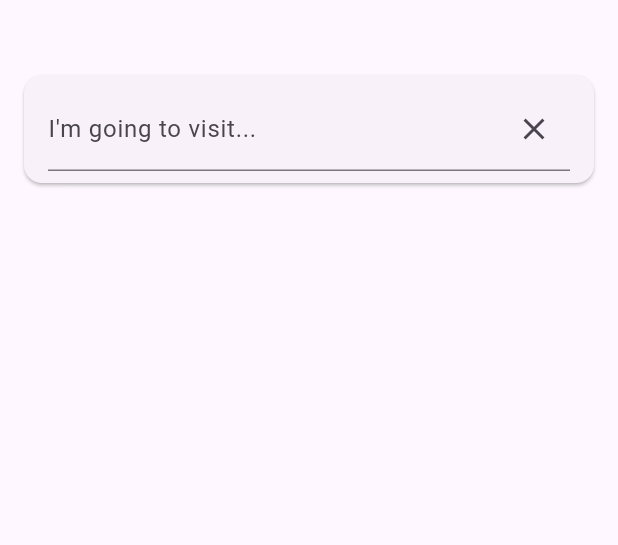
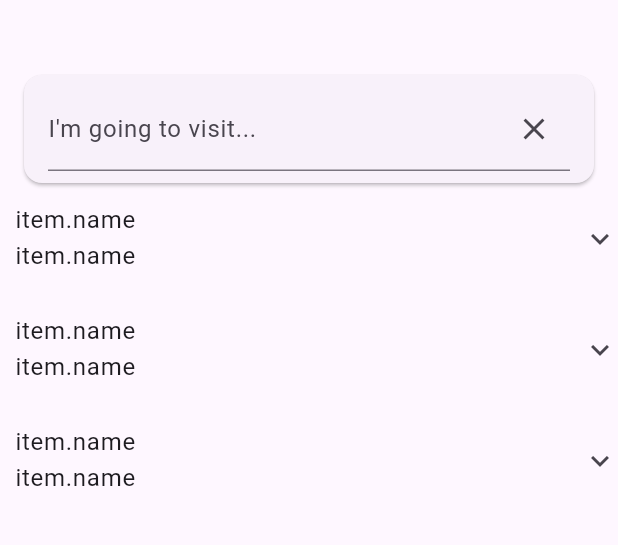
Before and after one commit to flyingV805/WDYWTG, a Flutter app: the screen it shows after launch, on a phone screen of 412 x 824 dp, the part 63-608 px from its top. Run offline on Flutter 3.47's test engine with Material 3 defaults, Android fonts, the phone set to English and light mode, and no system bars; our stand-ins replace dio, equatable, flutter_bloc, geolocator, lottie, retrofit and 3 more; missing offline and left inert: country_flags; generated files the repository leaves out were written again.

Commit message:
Working on UI

```diff
--- a/lib/features/featureMain/main_screen.dart
+++ b/lib/features/featureMain/main_screen.dart
@@ -1,10 +1,10 @@
 import 'package:flutter/material.dart';
 import 'package:flutter_bloc/flutter_bloc.dart';
 import 'package:wdywtg/core/log/loger.dart';
+import 'package:wdywtg/features/featureMain/widget/saved_places.dart';
 import 'package:wdywtg/features/featureMain/widget/search_field.dart';
 
 import 'bloc/main_bloc.dart';
-import 'dialog/ask_for_location.dart';
 import 'widget/user_location.dart';
 
 
@@ -30,7 +30,8 @@ class MainScreen extends StatelessWidget {
             mainAxisSize: MainAxisSize.min,
             children: [
               UserLocation(),
-              SearchField()
+              SearchField(),
+              SavedPlaces()
             ],
           ),
         ),
--- /dev/null
+++ b/lib/features/featureMain/widget/saved_places.dart
@@ -0,0 +1,51 @@
+import 'package:flutter/material.dart';
+
+class SavedPlaces extends StatelessWidget {
+
+  const SavedPlaces({super.key});
+
+  @override
+  Widget build(BuildContext context) {
+    return ListView.separated(
+      physics: const NeverScrollableScrollPhysics(),
+      padding: EdgeInsets.zero,
+      shrinkWrap: true,
+      itemCount: 3,
+      itemBuilder: (BuildContext context, int index) {
+        return ExpansionTile(
+          tilePadding: EdgeInsets.zero,
+          title: Row(
+            children: [
+              const SizedBox(width: 10),
+              Column(
+                crossAxisAlignment: CrossAxisAlignment.start,
+                children: [
+                  Text('item.name'),
+                  Text('item.name')
+                ],
+              ),
+            ],
+          ),
+          children: <Widget>[
+            Text('item.description'),
+            Text('item.description'),
+            Text('item.description'),
+            Text('item.description'),
+            Text('item.description'),
+            Text('item.description'),
+            Text('item.description'),
+            Text('item.description'),
+            Text('item.description'),
+            Text('item.description'),
+            Text('item.description'),
+            Text('item.description'),
+          ],
+        );
+      },
+      separatorBuilder: (_, __) => const SizedBox(height: 8),
+    );
+  }
+
+
+
+}
```
